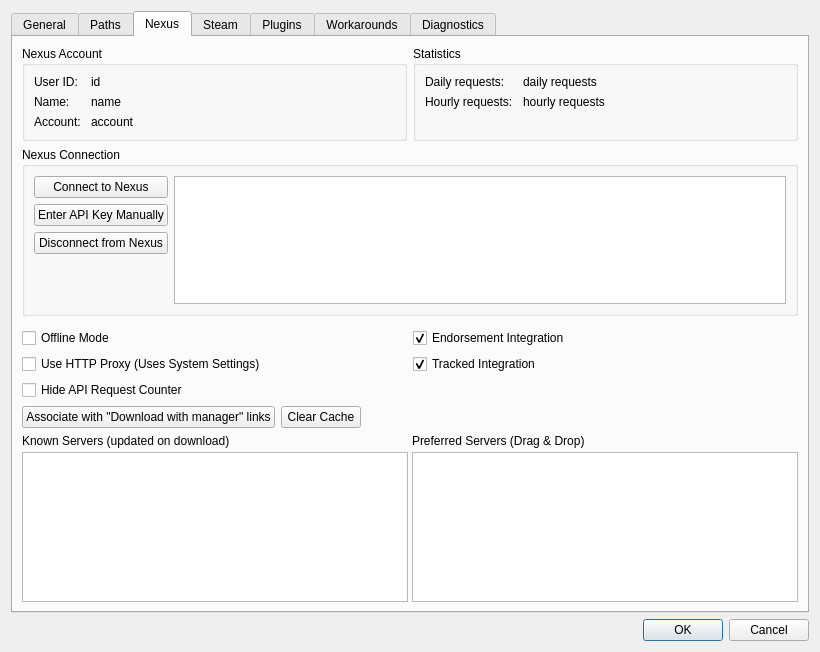
Qt form modorganizer/src/settingsdialog.ui (Holt59/mo2-merge) before a commit.
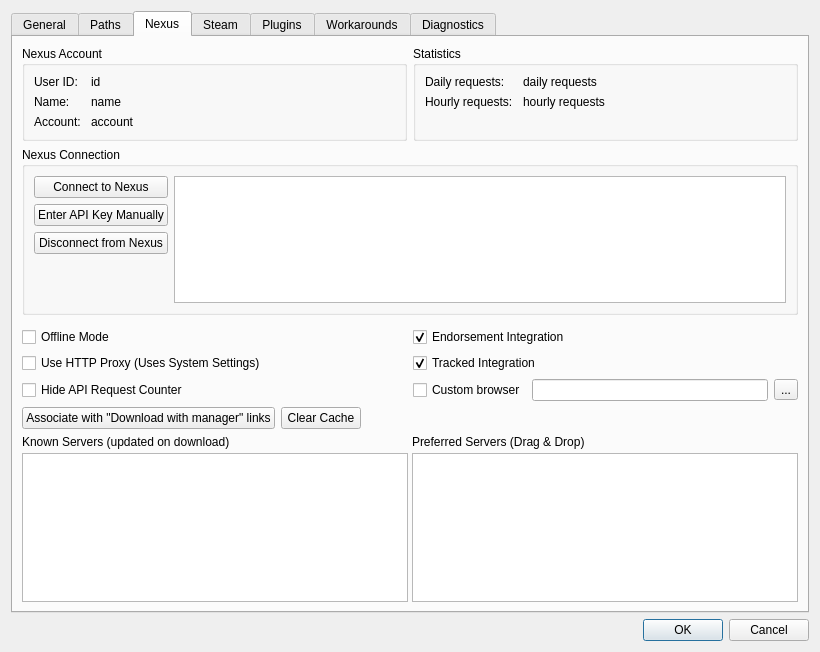
The same form after that commit. The open tabs and pages were chosen to show the change. Icons and pictures are not drawn. Custom widgets are drawn as their Qt base class.

Commit message: [modorganizer] custom browser command changed some places that used QDesktopServices to use shell::Open() from uibase instead

The edit to the form file:
```diff
--- a/modorganizer/src/settingsdialog.ui
+++ b/modorganizer/src/settingsdialog.ui
@@ -836,7 +836,7 @@
         </widget>
        </item>
        <item>
-        <layout class="QGridLayout" name="gridLayout_8">
+        <layout class="QGridLayout" name="gridLayout_8" columnstretch="1,1">
          <item row="1" column="0">
           <widget class="QCheckBox" name="proxyBox">
            <property name="statusTip">
@@ -850,6 +850,26 @@
            </property>
           </widget>
          </item>
+         <item row="1" column="1">
+          <widget class="QCheckBox" name="trackedBox">
+           <property name="text">
+            <string>Tracked Integration</string>
+           </property>
+           <property name="checked">
+            <bool>true</bool>
+           </property>
+          </widget>
+         </item>
+         <item row="0" column="1">
+          <widget class="QCheckBox" name="endorsementBox">
+           <property name="text">
+            <string>Endorsement Integration</string>
+           </property>
+           <property name="checked">
+            <bool>true</bool>
+           </property>
+          </widget>
+         </item>
          <item row="0" column="0">
           <widget class="QCheckBox" name="offlineBox">
            <property name="statusTip">
@@ -863,16 +883,6 @@
            </property>
           </widget>
          </item>
-         <item row="0" column="1">
-          <widget class="QCheckBox" name="endorsementBox">
-           <property name="text">
-            <string>Endorsement Integration</string>
-           </property>
-           <property name="checked">
-            <bool>true</bool>
-           </property>
-          </widget>
-         </item>
          <item row="2" column="0">
           <widget class="QCheckBox" name="hideAPICounterBox">
            <property name="toolTip">
@@ -886,14 +896,58 @@
            </property>
           </widget>
          </item>
-         <item row="1" column="1">
-          <widget class="QCheckBox" name="trackedBox">
-           <property name="text">
-            <string>Tracked Integration</string>
-           </property>
-           <property name="checked">
-            <bool>true</bool>
-           </property>
+         <item row="2" column="1">
+          <widget class="QWidget" name="widget_7" native="true">
+           <layout class="QHBoxLayout" name="horizontalLayout_9">
+            <property name="leftMargin">
+             <number>0</number>
+            </property>
+            <property name="topMargin">
+             <number>0</number>
+            </property>
+            <property name="rightMargin">
+             <number>0</number>
+            </property>
+            <property name="bottomMargin">
+             <number>0</number>
+            </property>
+            <item>
+             <widget class="QCheckBox" name="useCustomBrowser">
+              <property name="toolTip">
+               <string>Use &quot;%1&quot; as a placeholder for the URL.</string>
+              </property>
+              <property name="statusTip">
+               <string>Use &quot;%1&quot; as a placeholder for the URL.</string>
+              </property>
+              <property name="whatsThis">
+               <string>Use &quot;%1&quot; as a placeholder for the URL.</string>
+              </property>
+              <property name="text">
+               <string>Custom browser</string>
+              </property>
+             </widget>
+            </item>
+            <item>
+             <widget class="QLineEdit" name="browserCommand">
+              <property name="toolTip">
+               <string>Use &quot;%1&quot; as a placeholder for the URL.</string>
+              </property>
+              <property name="statusTip">
+               <string>Use &quot;%1&quot; as a placeholder for the URL.</string>
+              </property>
+              <property name="whatsThis">
+               <string>Use &quot;%1&quot; as a placeholder for the URL.</string>
+              </property>
+             </widget>
+            </item>
+            <item>
+             <widget class="QToolButton" name="browseCustomBrowser">
+              <property name="text">
+               <string>...</string>
+              </property>
+             </widget>
+            </item>
+           </layout>
           </widget>
          </item>
         </layout>
```
The commit also changes 9 other files.
